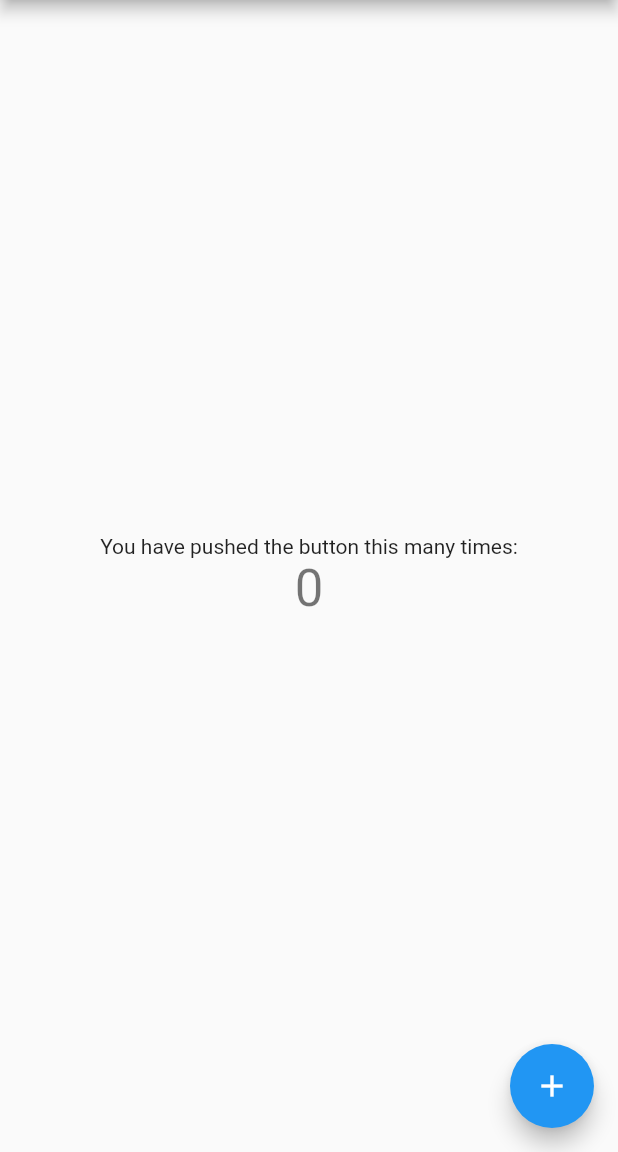
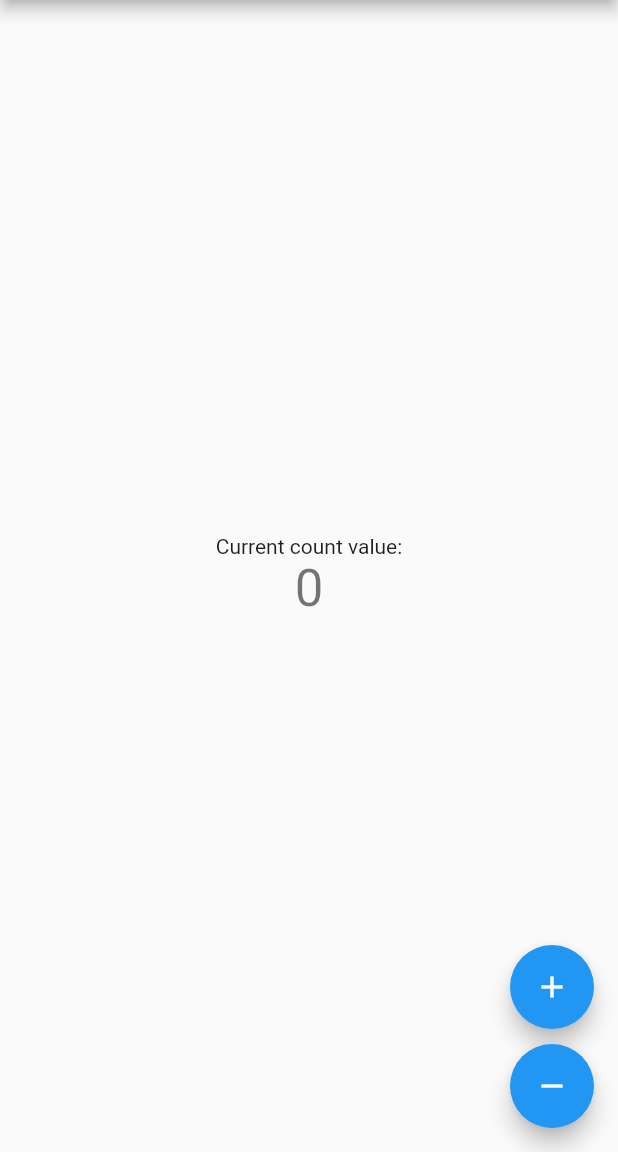
Before and after one commit to webos21/FlutterProjects, a Flutter app: the screen it shows after launch, on a phone screen of 412 x 824 dp, the part 84-1236 px from its top. Run offline on Flutter 3.47's test engine with Material 2 defaults, Android fonts, the phone set to English and light mode, and no system bars.

Commit message:
add more FAB

```diff
--- a/test_app/lib/main.dart
+++ b/test_app/lib/main.dart
@@ -61,6 +61,17 @@ class _MyHomePageState extends State<MyHomePage> {
     });
   }
 
+  void _decrementCounter() {
+    setState(() {
+      // This call to setState tells the Flutter framework that something has
+      // changed in this State, which causes it to rerun the build method below
+      // so that the display can reflect the updated values. If we changed
+      // _counter without calling setState(), then the build method would not be
+      // called again, and so nothing would appear to happen.
+      _counter--;
+    });
+  }
+
   @override
   Widget build(BuildContext context) {
     // This method is rerun every time setState is called, for instance as done
@@ -96,7 +107,7 @@ class _MyHomePageState extends State<MyHomePage> {
             mainAxisAlignment: MainAxisAlignment.center,
             children: <Widget>[
               const Text(
-              'You have pushed the button this many times:',
+                'Current count value:',
               ),
               Text(
                 '$_counter',
@@ -105,11 +116,21 @@ class _MyHomePageState extends State<MyHomePage> {
             ],
           ),
         ),
-      floatingActionButton: FloatingActionButton(
+        floatingActionButton:
+            Column(mainAxisAlignment: MainAxisAlignment.end, children: [
+          FloatingActionButton(
             onPressed: _incrementCounter,
             tooltip: 'Increment',
             child: const Icon(Icons.add),
           ), // This trailing comma makes auto-formatting nicer for build methods.
-    );
+          const SizedBox(
+            height: 10,
+          ),
+          FloatingActionButton(
+            onPressed: _decrementCounter,
+            tooltip: 'Decrement',
+            child: const Icon(Icons.remove),
+          ), // This trailing comma makes auto-formatting nicer for build methods.
+        ]));
   }
 }
```
Lines whose indentation alone changed are shown as unchanged.
